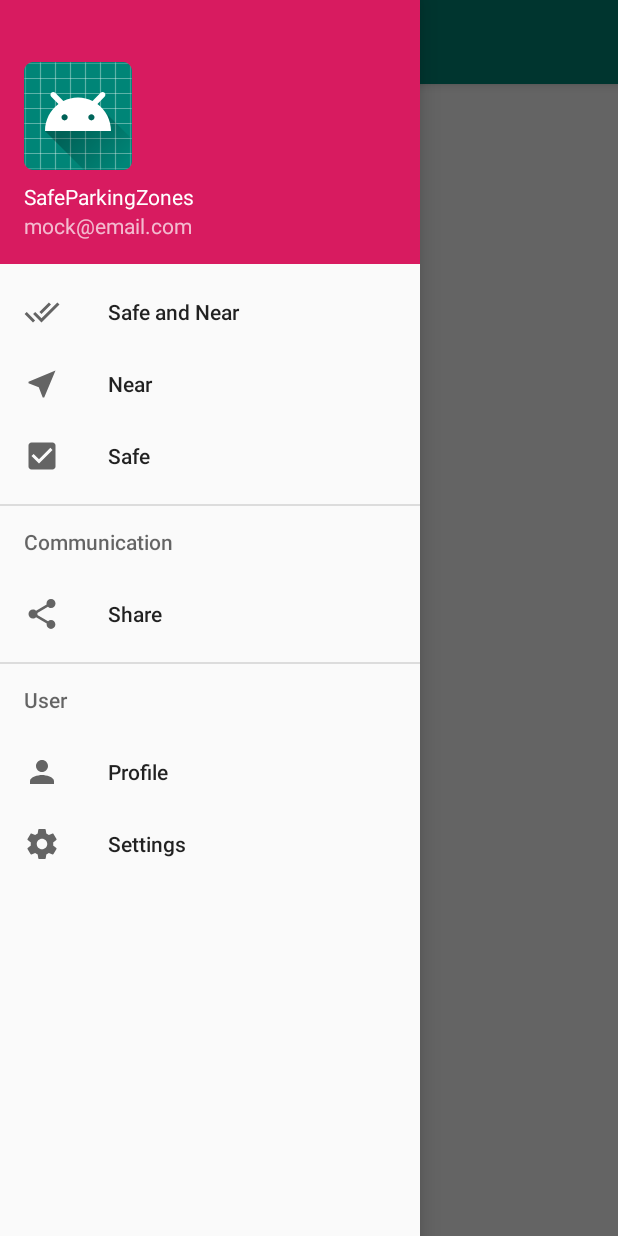
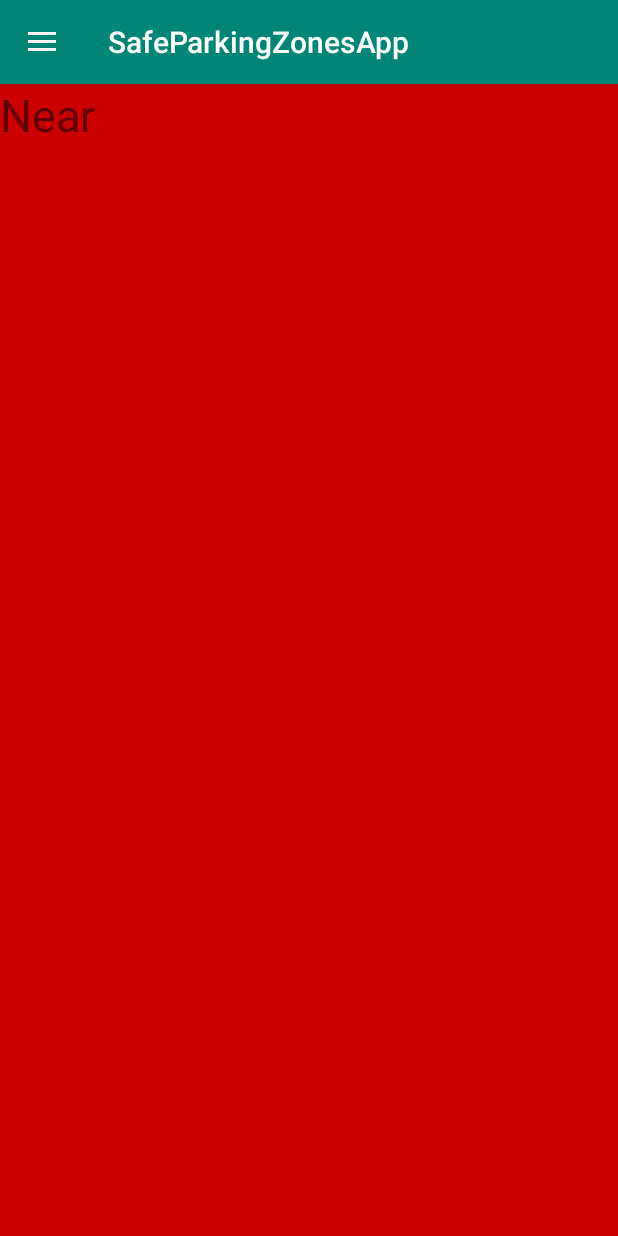
Before and after one commit to sharmb9/SafeParkingZones, an Android app: the screen it shows after launch (MainActivity), in the side drawer, after a tap on "Near", on a phone screen of 412 x 824 dp. Run offline under Robolectric (Android 15) with nearby library versions, the phone set to English and light mode, and no system bars.

Commit message:
Added different screens for each menu item, and also enabled action handling

```diff
--- a/app/src/main/java/com/example/safeparkingzonesapp/MainActivity.java
+++ b/app/src/main/java/com/example/safeparkingzonesapp/MainActivity.java
@@ -1,13 +1,17 @@
 package com.example.safeparkingzonesapp;
 
+import android.support.annotation.NonNull;
+import android.support.design.widget.NavigationView;
 import android.support.v4.view.GravityCompat;
 import android.support.v4.widget.DrawerLayout;
 import android.support.v7.app.ActionBarDrawerToggle;
 import android.support.v7.app.AppCompatActivity;
 import android.os.Bundle;
 import android.support.v7.widget.Toolbar;
+import android.view.MenuItem;
+import android.widget.Toast;
 
-public class MainActivity extends AppCompatActivity {
+public class MainActivity extends AppCompatActivity implements NavigationView.OnNavigationItemSelectedListener {
 
     private DrawerLayout drawer;
 
@@ -20,8 +24,12 @@ public class MainActivity extends AppCompatActivity {
         Toolbar toolbar = findViewById(R.id.toolbar);
         setSupportActionBar(toolbar);
 
-        //Assing drawer_layout
+        //Assign drawer_layout
         drawer = findViewById(R.id.drawer_layout);
+
+        //Allows for listening to click events
+        NavigationView navigationView = findViewById(R.id.nav_view);
+        navigationView.setNavigationItemSelectedListener(this);
 
 
         //Makes hamburger menu button rotate on open and close
@@ -29,6 +37,58 @@ public class MainActivity extends AppCompatActivity {
                 R.string.navigation_drawer_open, R.string.navigation_drawer_close);
         drawer.addDrawerListener(toggle);
         toggle.syncState();
+
+
+        if (savedInstanceState == null) {
+
+            //Syncs the Near and Safe Fragment as the starter screen
+            getSupportFragmentManager().beginTransaction().replace(R.id.fragment_container,
+                    new NearAndSafeFragment()).commit();
+
+        }
+
+        navigationView.setCheckedItem(R.id.nav_near_and_safe);
+
+
+    }
+
+    //Allows for action to occur when item is selected, also denotes what happens when each menu item is clicked
+    @Override
+    public boolean onNavigationItemSelected(@NonNull MenuItem menuItem) {
+        switch(menuItem.getItemId()){
+            case R.id.nav_near_and_safe:
+                getSupportFragmentManager().beginTransaction().replace(R.id.fragment_container,
+                        new NearAndSafeFragment()).commit();
+                break;
+
+            case R.id.nav_near:
+                getSupportFragmentManager().beginTransaction().replace(R.id.fragment_container,
+                        new NearFragment()).commit();
+                break;
+
+            case R.id.nav_safe:
+                getSupportFragmentManager().beginTransaction().replace(R.id.fragment_container,
+                        new SafeFragment()).commit();
+                break;
+
+            case R.id.nav_profile:
+                getSupportFragmentManager().beginTransaction().replace(R.id.fragment_container,
+                        new ProfileFragment()).commit();
+                break;
+
+            case R.id.nav_settings:
+                getSupportFragmentManager().beginTransaction().replace(R.id.fragment_container,
+                        new SettingsFragment()).commit();
+                break;
+
+            case R.id.nav_share:
+                Toast.makeText(this, "Share", Toast.LENGTH_SHORT).show();
+                break;
+        }
+
+        drawer.closeDrawer(GravityCompat.START);
+
+        return true;
     }
 
     //handles correct opening and closing of our menu
--- /dev/null
+++ b/app/src/main/java/com/example/safeparkingzonesapp/NearAndSafeFragment.java
@@ -0,0 +1,19 @@
+package com.example.safeparkingzonesapp;
+
+import android.os.Bundle;
+import android.support.annotation.NonNull;
+import android.support.annotation.Nullable;
+import android.support.v4.app.Fragment;
+import android.view.LayoutInflater;
+import android.view.View;
+import android.view.ViewGroup;
+
+public class NearAndSafeFragment extends Fragment {
+
+    //Links with the Near and Safe fragment layout
+    @Nullable
+    @Override
+    public View onCreateView(@NonNull LayoutInflater inflater, @Nullable ViewGroup container, @Nullable Bundle savedInstanceState) {
+        return inflater.inflate(R.layout.fragment_near_and_safe, container, false);
+    }
+}
--- /dev/null
+++ b/app/src/main/java/com/example/safeparkingzonesapp/NearFragment.java
@@ -0,0 +1,19 @@
+package com.example.safeparkingzonesapp;
+
+import android.os.Bundle;
+import android.support.annotation.NonNull;
+import android.support.annotation.Nullable;
+import android.support.v4.app.Fragment;
+import android.view.LayoutInflater;
+import android.view.View;
+import android.view.ViewGroup;
+
+public class NearFragment extends Fragment {
+
+    //Links with the Near fragment layout
+    @Nullable
+    @Override
+    public View onCreateView(@NonNull LayoutInflater inflater, @Nullable ViewGroup container, @Nullable Bundle savedInstanceState) {
+        return inflater.inflate(R.layout.fragment_near, container, false);
+    }
+}
--- /dev/null
+++ b/app/src/main/res/layout/fragment_near.xml
@@ -0,0 +1,18 @@
+<?xml version="1.0" encoding="utf-8"?>
+<RelativeLayout xmlns:android="http://schemas.android.com/apk/res/android"
+    android:layout_width="match_parent"
+    android:layout_height="match_parent"
+    android:background="@android:color/holo_red_dark"
+    >
+
+    <!-- Screen for Near Option from Hamburger menu -->
+
+    <TextView
+        android:layout_width="wrap_content"
+        android:layout_height="wrap_content"
+        android:text="Near"
+        android:textSize="30sp"
+
+        />
+
+</RelativeLayout>
--- a/app/src/main/res/menu/hamburger_options_menu.xml
+++ b/app/src/main/res/menu/hamburger_options_menu.xml
@@ -6,13 +6,13 @@
 
     <!-- Top Three Icons -->
     <group android:checkableBehavior="single">
-        <item android:id="@+id/nav_safe_and_near"
+        <item android:id="@+id/nav_near_and_safe"
             android:icon="@drawable/ic_safe_and_near"
-            android:title="Safe and Near" />
-        <item android:id="@+id/nav_near_parking_spots"
+            android:title="Near and Safe" />
+        <item android:id="@+id/nav_near"
             android:icon="@drawable/ic_near_parking_spots"
             android:title="Near" />
-        <item android:id="@+id/nav_safe_parking"
+        <item android:id="@+id/nav_safe"
             android:icon="@drawable/ic_safe_parking"
             android:title="Safe" />
 
```
Also changed, not shown: app/src/main/java/com/example/safeparkingzonesapp/ProfileFragment.java (added, +19 -0 lines), app/src/main/java/com/example/safeparkingzonesapp/SafeFragment.java (added, +19 -0 lines), app/src/main/java/com/example/safeparkingzonesapp/SettingsFragment.java (added, +19 -0 lines), app/src/main/res/layout/fragment_near_and_safe.xml (added, +18 -0 lines), app/src/main/res/layout/fragment_profile.xml (added, +18 -0 lines), app/src/main/res/layout/fragment_safe.xml (added, +18 -0 lines), app/src/main/res/layout/fragment_settings.xml (added, +18 -0 lines).
